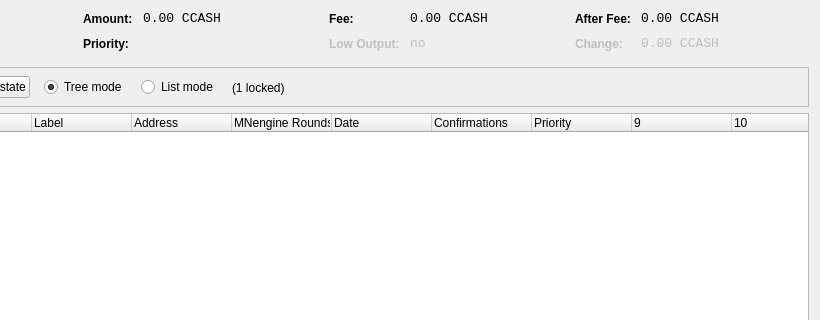
Above: src/qt/forms/coincontroldialog.ui from Rubixblockchain/Rubix before the change; both pictures show x 180 to 1000 and y 0 to 320 of the 1000 by 500 pixel window. Below: the same form after it.
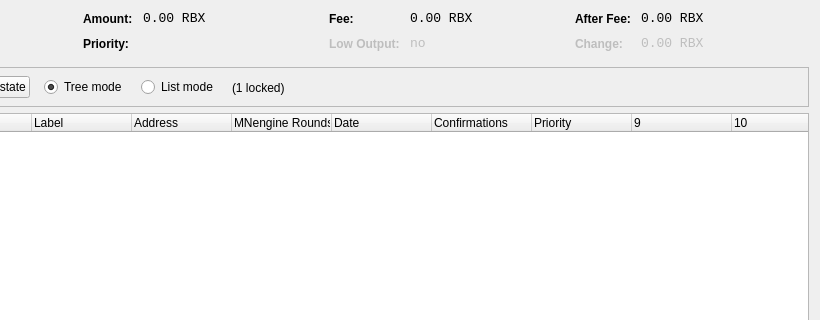
That is the form after the change. Custom widgets are drawn as their Qt base class.

```diff
--- a/src/qt/forms/coincontroldialog.ui
+++ b/src/qt/forms/coincontroldialog.ui
@@ -144,7 +144,7 @@
           <enum>Qt::ActionsContextMenu</enum>
          </property>
          <property name="text">
-          <string notr="true">0.00 CCASH</string>
+          <string notr="true">0.00 RBX</string>
          </property>
          <property name="textInteractionFlags">
           <set>Qt::LinksAccessibleByMouse|Qt::TextSelectableByKeyboard|Qt::TextSelectableByMouse</set>
@@ -224,7 +224,7 @@
           <enum>Qt::ActionsContextMenu</enum>
          </property>
          <property name="text">
-          <string notr="true">0.00 CCASH</string>
+          <string notr="true">0.00 RBX</string>
          </property>
          <property name="textInteractionFlags">
           <set>Qt::LinksAccessibleByMouse|Qt::TextSelectableByKeyboard|Qt::TextSelectableByMouse</set>
@@ -310,7 +310,7 @@
           <enum>Qt::ActionsContextMenu</enum>
          </property>
          <property name="text">
-          <string notr="true">0.00 CCASH</string>
+          <string notr="true">0.00 RBX</string>
          </property>
          <property name="textInteractionFlags">
           <set>Qt::LinksAccessibleByMouse|Qt::TextSelectableByKeyboard|Qt::TextSelectableByMouse</set>
@@ -348,7 +348,7 @@
           <enum>Qt::ActionsContextMenu</enum>
          </property>
          <property name="text">
-          <string notr="true">0.00 CCASH</string>
+          <string notr="true">0.00 RBX</string>
          </property>
          <property name="textInteractionFlags">
           <set>Qt::LinksAccessibleByMouse|Qt::TextSelectableByKeyboard|Qt::TextSelectableByMouse</set>
```
